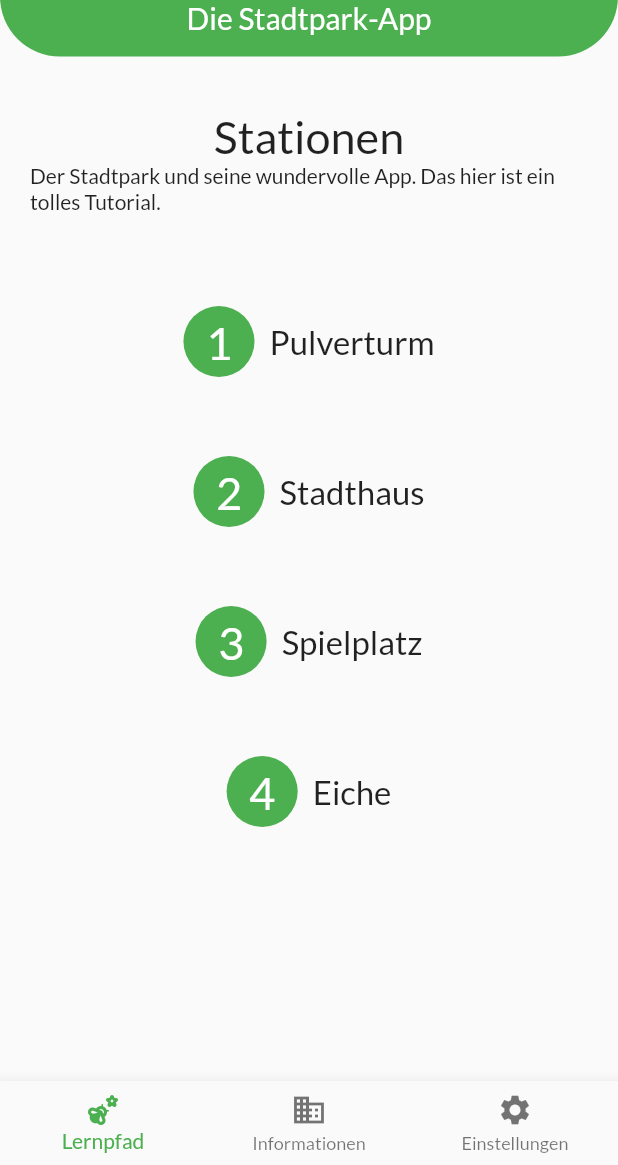
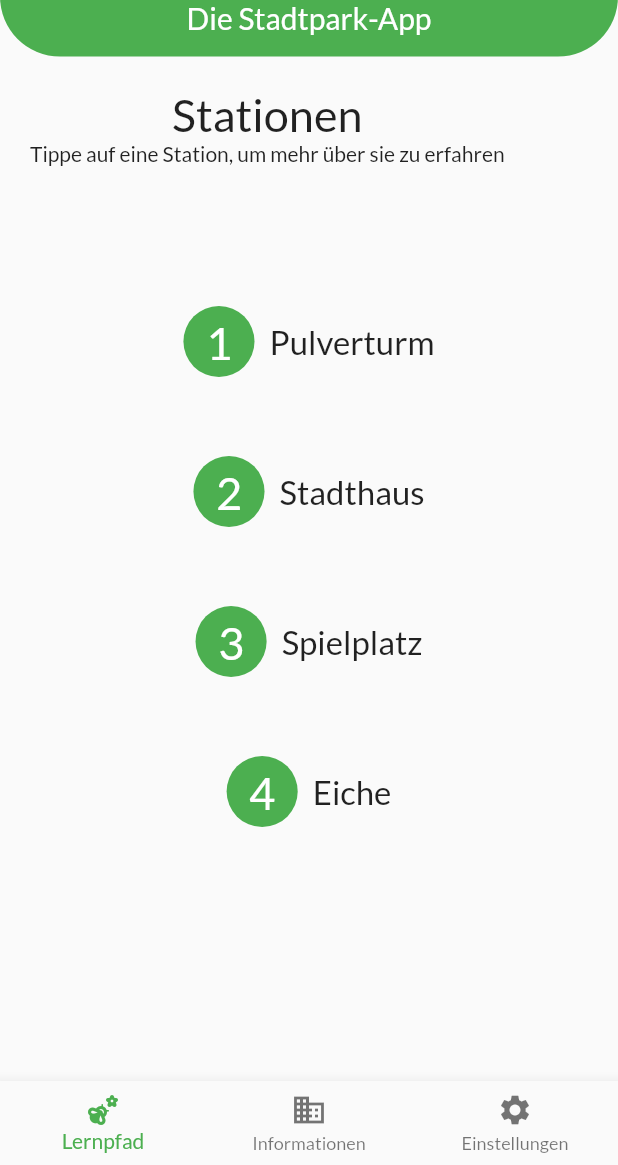
Before and after one commit to ediiiiiiii/treeunity, a Flutter app: the screen it shows after launch, on a phone screen of 412 x 824 dp, the part 71-1236 px from its top. Run offline on Flutter 3.47's test engine with Material 2 defaults, Android fonts, the phone set to English and light mode, and no system bars; our stand-ins replace google_fonts, weather.

Commit message:
Update main.dart

```diff
--- a/treeunity/lib/main.dart
+++ b/treeunity/lib/main.dart
@@ -67,13 +67,13 @@ class _MyHomePageState extends State<MyHomePage> {
                 "Stationen",
                 style: TextStyle(fontSize: 30),
               ),
-              Text(
-                  "Der Stadtpark und seine wundervolle App. Das hier ist ein tolles Tutorial.")
+              Text("Tippe auf eine Station, um mehr über sie zu erfahren")
             ],
-            mainAxisAlignment: MainAxisAlignment.center,
+            mainAxisAlignment: MainAxisAlignment.start,
           ),
           margin: EdgeInsets.all(20),
           height: 100,
+          alignment: Alignment.centerLeft,
         ),
         CheckpointWidget(
           title: "Pulverturm",
@@ -92,7 +92,7 @@ class _MyHomePageState extends State<MyHomePage> {
           id: 4,
         )
       ],
-      physics: ClampingScrollPhysics(),
+      physics: BouncingScrollPhysics(),
     ),
     InformationPage(),
     Text("3 Seite"),
```
